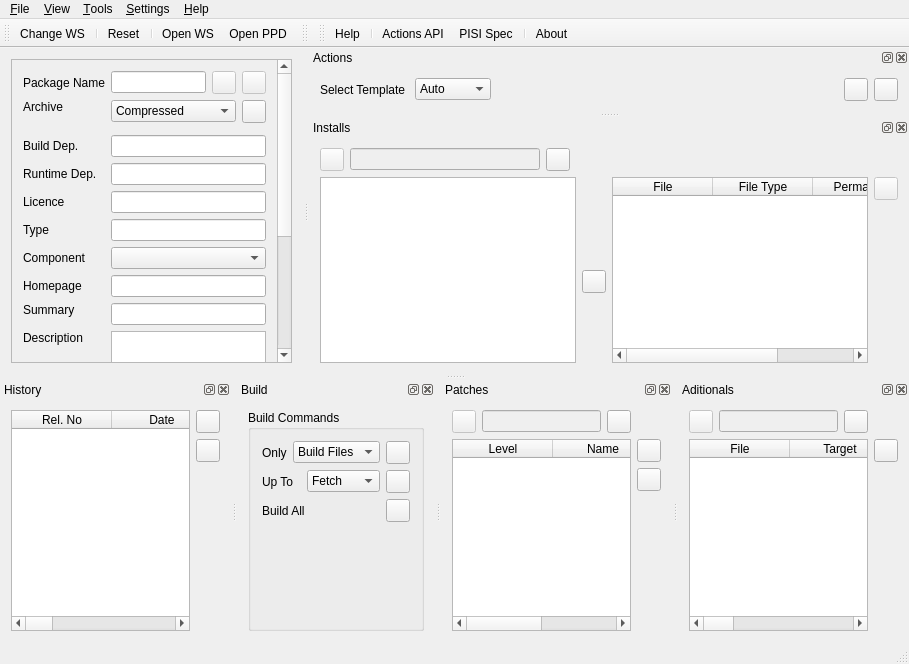
The window that ui/mainwindow.ui (huseyinkozan/PiSiDo) describes before a commit, drawn with Qt 5.
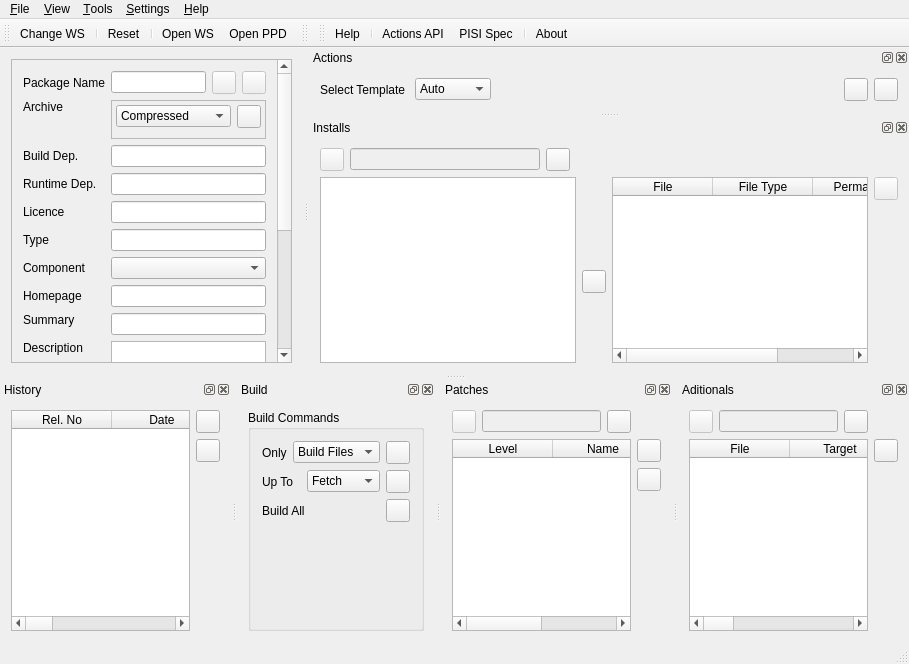
The same window after the commit. Icons and pictures are not drawn.

```diff
--- a/ui/mainwindow.ui
+++ b/ui/mainwindow.ui
@@ -33,9 +33,9 @@
        <property name="geometry">
         <rect>
          <x>0</x>
-         <y>-238</y>
-         <width>270</width>
-         <height>531</height>
+         <y>-276</y>
+         <width>277</width>
+         <height>569</height>
         </rect>
        </property>
        <layout class="QGridLayout" name="gridLayout">
@@ -93,7 +93,7 @@
           </item>
          </layout>
         </item>
-        <item row="12" column="0">
+        <item row="14" column="0">
          <widget class="QLabel" name="lbl_brief">
           <property name="text">
            <string>Summary</string>
@@ -106,7 +106,7 @@
           </property>
          </widget>
         </item>
-        <item row="12" column="1">
+        <item row="14" column="1">
          <widget class="QLineEdit" name="le_summary">
           <property name="toolTip">
            <string>A brief description for software that packaging</string>
@@ -123,14 +123,14 @@
           </property>
          </widget>
         </item>
-        <item row="11" column="0">
+        <item row="13" column="0">
          <widget class="QLabel" name="lbl_src_homepage">
           <property name="text">
            <string>Homepage</string>
           </property>
          </widget>
         </item>
-        <item row="11" column="1">
+        <item row="13" column="1">
          <widget class="QLineEdit" name="le_homepage">
           <property name="toolTip">
            <string>Homepage of the software that packaging</string>
@@ -140,14 +140,14 @@
           </property>
          </widget>
         </item>
-        <item row="6" column="0">
+        <item row="8" column="0">
          <widget class="QLabel" name="lbl_build_dependency">
           <property name="text">
            <string>Build Dep.</string>
           </property>
          </widget>
         </item>
-        <item row="6" column="1">
+        <item row="8" column="1">
          <widget class="QLineEdit" name="le_build_dependency">
           <property name="toolTip">
            <string>&lt;!DOCTYPE HTML PUBLIC &quot;-//W3C//DTD HTML 4.0//EN&quot; &quot;http://www.w3.org/TR/REC-html40/strict.dtd&quot;&gt;
@@ -163,14 +163,14 @@
           </property>
          </widget>
         </item>
-        <item row="7" column="0">
+        <item row="9" column="0">
          <widget class="QLabel" name="lbl_runtime_dependency">
           <property name="text">
            <string>Runtime Dep.</string>
           </property>
          </widget>
         </item>
-        <item row="7" column="1">
+        <item row="9" column="1">
          <widget class="QLineEdit" name="le_runtime_dependency">
           <property name="toolTip">
            <string>&lt;!DOCTYPE HTML PUBLIC &quot;-//W3C//DTD HTML 4.0//EN&quot; &quot;http://www.w3.org/TR/REC-html40/strict.dtd&quot;&gt;
@@ -186,28 +186,28 @@
           </property>
          </widget>
         </item>
-        <item row="8" column="0">
+        <item row="10" column="0">
          <widget class="QLabel" name="lbl_licence">
           <property name="text">
            <string>Licence</string>
           </property>
          </widget>
         </item>
-        <item row="9" column="0">
+        <item row="11" column="0">
          <widget class="QLabel" name="lbl_is_a">
           <property name="text">
            <string>Type</string>
           </property>
          </widget>
         </item>
-        <item row="10" column="0">
+        <item row="12" column="0">
          <widget class="QLabel" name="lbl_part_of">
           <property name="text">
            <string>Component</string>
           </property>
          </widget>
         </item>
-        <item row="10" column="1">
+        <item row="12" column="1">
          <widget class="QComboBox" name="combo_part_of">
           <property name="toolTip">
            <string>Select component</string>
@@ -217,61 +217,7 @@
           </property>
          </widget>
         </item>
-        <item row="4" column="0" rowspan="2">
-         <widget class="QLabel" name="label">
-          <property name="text">
-           <string>Archive</string>
-          </property>
-          <property name="alignment">
-           <set>Qt::AlignLeading|Qt::AlignLeft|Qt::AlignTop</set>
-          </property>
-         </widget>
-        </item>
-        <item row="4" column="1">
-         <layout class="QHBoxLayout" name="horizontalLayout_7">
-          <item>
-           <widget class="QComboBox" name="combo_archive_type">
-            <property name="toolTip">
-             <string>Use compressed type to compute sha1 values of local archive files</string>
-            </property>
-            <property name="statusTip">
-             <string>Use compressed type to compute sha1 values of local archive files</string>
-            </property>
-            <item>
-             <property name="text">
-              <string>Compressed</string>
-             </property>
-            </item>
-            <item>
-             <property name="text">
-              <string>Url</string>
-             </property>
-            </item>
-           </widget>
-          </item>
-          <item>
-           <widget class="QToolButton" name="tb_add_archive">
-            <property name="toolTip">
-             <string>Add archive</string>
-            </property>
-            <property name="statusTip">
-             <string>Add archive</string>
-            </property>
-            <property name="text">
-             <string/>
-            </property>
-            <property name="icon">
-             <iconset resource="../resources/pisido.qrc">
-              <normaloff>:/images/add.png</normaloff>:/images/add.png</iconset>
-            </property>
-           </widget>
-          </item>
-         </layout>
-        </item>
-        <item row="5" column="1">
-         <widget class="QWidget" name="w_archive_base" native="true"/>
-        </item>
-        <item row="13" column="1">
+        <item row="15" column="1">
          <widget class="QPlainTextEdit" name="pte_description">
           <property name="toolTip">
            <string>Detailed description for software that packaging</string>
@@ -281,7 +227,7 @@
           </property>
          </widget>
         </item>
-        <item row="13" column="0">
+        <item row="15" column="0">
          <widget class="QLabel" name="lbl_detailed">
           <property name="text">
            <string>Description</string>
@@ -294,7 +240,7 @@
           </property>
          </widget>
         </item>
-        <item row="8" column="1">
+        <item row="10" column="1">
          <widget class="QLineEdit" name="le_license">
           <property name="toolTip">
            <string>Comma seperated licenses</string>
@@ -304,7 +250,7 @@
           </property>
          </widget>
         </item>
-        <item row="9" column="1">
+        <item row="11" column="1">
          <widget class="QLineEdit" name="le_is_a">
           <property name="toolTip">
            <string>Comma seperated types</string>
@@ -314,7 +260,112 @@
           </property>
          </widget>
         </item>
-        <item row="14" column="0" rowspan="2">
+        <item row="16" column="1">
+         <widget class="QFrame" name="fr_translation">
+          <property name="frameShape">
+           <enum>QFrame::StyledPanel</enum>
+          </property>
+          <property name="frameShadow">
+           <enum>QFrame::Raised</enum>
+          </property>
+          <layout class="QGridLayout" name="gridLayout_7">
+           <property name="margin">
+            <number>4</number>
+           </property>
+           <item row="0" column="1">
+            <layout class="QHBoxLayout" name="horizontalLayout_11">
+             <item>
+              <widget class="QComboBox" name="combo_translation"/>
+             </item>
+             <item>
+              <widget class="QToolButton" name="tb_add_translation">
+               <property name="text">
+                <string/>
+               </property>
+               <property name="icon">
+                <iconset resource="../resources/pisido.qrc">
+                 <normaloff>:/images/add.png</normaloff>:/images/add.png</iconset>
+               </property>
+              </widget>
+             </item>
+            </layout>
+           </item>
+           <item row="1" column="1">
+            <widget class="QWidget" name="w_translation_base" native="true"/>
+           </item>
+          </layout>
+         </widget>
+        </item>
+        <item row="7" column="1">
+         <widget class="QFrame" name="fr_archive">
+          <property name="frameShape">
+           <enum>QFrame::StyledPanel</enum>
+          </property>
+          <property name="frameShadow">
+           <enum>QFrame::Raised</enum>
+          </property>
+          <layout class="QVBoxLayout" name="verticalLayout_4">
+           <property name="margin">
+            <number>4</number>
+           </property>
+           <item>
+            <layout class="QHBoxLayout" name="horizontalLayout_7">
+             <item>
+              <widget class="QComboBox" name="combo_archive_type">
+               <property name="toolTip">
+                <string>Use compressed type to compute sha1 values of local archive files</string>
+               </property>
+               <property name="statusTip">
+                <string>Use compressed type to compute sha1 values of local archive files</string>
+               </property>
+               <item>
+                <property name="text">
+                 <string>Compressed</string>
+                </property>
+               </item>
+               <item>
+                <property name="text">
+                 <string>Url</string>
+                </property>
+               </item>
+              </widget>
+             </item>
+             <item>
+              <widget class="QToolButton" name="tb_add_archive">
+               <property name="toolTip">
+                <string>Add archive</string>
+               </property>
+               <property name="statusTip">
+                <string>Add archive</string>
+               </property>
+               <property name="text">
+                <string/>
+               </property>
+               <property name="icon">
+                <iconset resource="../resources/pisido.qrc">
+                 <normaloff>:/images/add.png</normaloff>:/images/add.png</iconset>
+               </property>
+              </widget>
+             </item>
+            </layout>
+           </item>
+           <item>
+            <widget class="QWidget" name="w_archive_base" native="true"/>
+           </item>
+          </layout>
+         </widget>
+        </item>
+        <item row="7" column="0">
+         <widget class="QLabel" name="label">
+          <property name="text">
+           <string>Archive</string>
+          </property>
+          <property name="alignment">
+           <set>Qt::AlignLeading|Qt::AlignLeft|Qt::AlignTop</set>
+          </property>
+         </widget>
+        </item>
+        <item row="16" column="0">
          <widget class="QLabel" name="lbl_translation">
           <property name="text">
            <string>Translation</string>
@@ -324,27 +375,6 @@
           </property>
          </widget>
         </item>
-        <item row="14" column="1">
-         <layout class="QHBoxLayout" name="horizontalLayout_11">
-          <item>
-           <widget class="QComboBox" name="combo_translation"/>
-          </item>
-          <item>
-           <widget class="QToolButton" name="tb_add_translation">
-            <property name="text">
-             <string/>
-            </property>
-            <property name="icon">
-             <iconset resource="../resources/pisido.qrc">
-              <normaloff>:/images/add.png</normaloff>:/images/add.png</iconset>
-            </property>
-           </widget>
-          </item>
-         </layout>
-        </item>
-        <item row="15" column="1">
-         <widget class="QWidget" name="w_translation_base" native="true"/>
-        </item>
        </layout>
       </widget>
      </widget>
```
